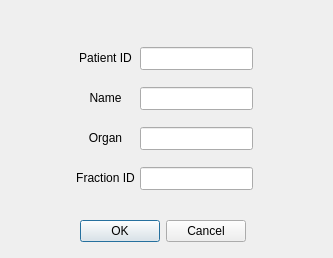
zhailei-scu/TRTimeRecord, file widgets/ui/Form/PatientInput.ui: the form before one commit.
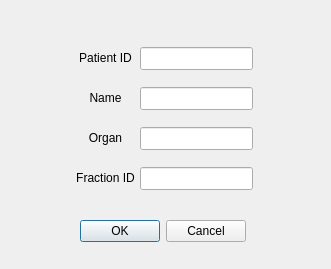
The form after the commit.

What changed in the file:
```diff
--- a/widgets/ui/Form/PatientInput.ui
+++ b/widgets/ui/Form/PatientInput.ui
@@ -6,8 +6,8 @@
    <rect>
     <x>0</x>
     <y>0</y>
-    <width>333</width>
-    <height>258</height>
+    <width>331</width>
+    <height>269</height>
    </rect>
   </property>
   <property name="windowTitle">
```
